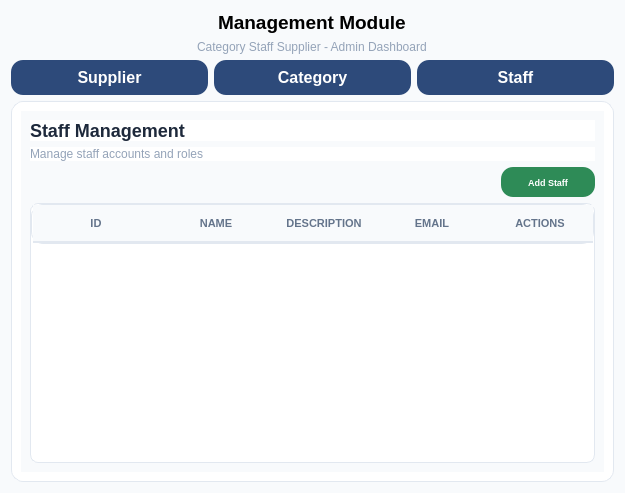
Above: ui/staff.ui from kriitikat/Sajilo-Bazarr before the change. Below: the same form after it.
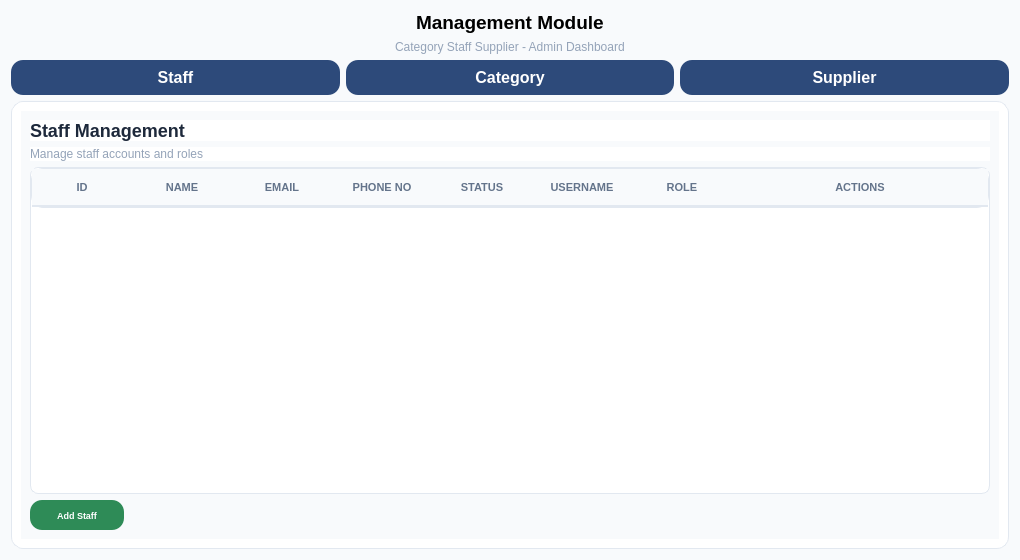
That is the form after the change.

Patch:
```diff
--- a/ui/staff.ui
+++ b/ui/staff.ui
@@ -6,13 +6,13 @@
    <rect>
     <x>0</x>
     <y>0</y>
-    <width>625</width>
-    <height>493</height>
+    <width>1020</width>
+    <height>560</height>
    </rect>
   </property>
   <property name="minimumSize">
    <size>
-    <width>450</width>
+    <width>500</width>
     <height>0</height>
    </size>
   </property>
@@ -26,9 +26,6 @@
   <property name="windowTitle">
    <string>Form</string>
   </property>
-  <property name="layoutDirection">
-   <enum>Qt::LayoutDirection::RightToLeft</enum>
-  </property>
   <property name="autoFillBackground">
    <bool>false</bool>
   </property>
@@ -226,53 +223,8 @@
            </property>
           </widget>
          </item>
-         <item>
-          <widget class="QPushButton" name="addStaffBtn_3">
-           <property name="minimumSize">
-            <size>
-             <width>90</width>
-             <height>30</height>
-            </size>
-           </property>
-           <property name="maximumSize">
-            <size>
-             <width>94</width>
-             <height>30</height>
-            </size>
-           </property>
-           <property name="font">
-            <font>
-             <family>Segoe UI</family>
-             <pointsize>-1</pointsize>
-             <bold>true</bold>
-            </font>
-           </property>
-           <property name="styleSheet">
-            <string notr="true">QPushButton {
-    background-color:#2E8B57;
-    border: none;
-    padding: 8px 16px;
-    color: white;
-    font-weight: bold;
-    border-radius: 12px !important;        /* Smooth, modern rounded corners */
-    font-family: &quot;Segoe UI&quot;, Arial;
-    font-size: 9px;
-}
-QPushButton:hover {
-    color:white;
-    background-color:#0B6623;
-}</string>
-           </property>
-           <property name="text">
-            <string>Add Staff</string>
-           </property>
-          </widget>
-         </item>
          <item>
           <widget class="QTableWidget" name="staffTable_3">
-           <property name="layoutDirection">
-            <enum>Qt::LayoutDirection::RightToLeft</enum>
-           </property>
            <property name="styleSheet">
             <string notr="true">QTableWidget {
     border: 1px solid #e2e8f0;
@@ -289,7 +241,7 @@
 }
 
 QTableWidget::item:selected {
-    background-color: #f0fdf4;
+    background-color: #eff6ff;
     color: #1e293b;
 }
 
@@ -304,8 +256,17 @@
     text-transform: uppercase;
 }</string>
            </property>
+           <property name="editTriggers">
+            <set>QAbstractItemView::EditTrigger::NoEditTriggers</set>
+           </property>
+           <property name="selectionBehavior">
+            <enum>QAbstractItemView::SelectionBehavior::SelectRows</enum>
+           </property>
+           <property name="columnCount">
+            <number>8</number>
+           </property>
            <attribute name="horizontalHeaderMinimumSectionSize">
-            <number>108</number>
+            <number>80</number>
            </attribute>
            <attribute name="horizontalHeaderHighlightSections">
             <bool>false</bool>
@@ -313,22 +274,12 @@
            <attribute name="horizontalHeaderStretchLastSection">
             <bool>true</bool>
            </attribute>
-           <attribute name="verticalHeaderStretchLastSection">
-            <bool>true</bool>
+           <attribute name="verticalHeaderVisible">
+            <bool>false</bool>
            </attribute>
            <column>
             <property name="text">
-             <string>ACTIONS</string>
-            </property>
-           </column>
-           <column>
-            <property name="text">
-             <string>EMAIL</string>
-            </property>
-           </column>
-           <column>
-            <property name="text">
-             <string>DESCRIPTION</string>
+             <string>ID</string>
             </property>
            </column>
            <column>
@@ -338,9 +289,76 @@
            </column>
            <column>
             <property name="text">
-             <string>ID </string>
+             <string>EMAIL</string>
             </property>
            </column>
+           <column>
+            <property name="text">
+             <string>PHONE NO</string>
+            </property>
+           </column>
+           <column>
+            <property name="text">
+             <string>STATUS</string>
+            </property>
+           </column>
+           <column>
+            <property name="text">
+             <string>USERNAME</string>
+            </property>
+           </column>
+           <column>
+            <property name="text">
+             <string>ROLE</string>
+            </property>
+           </column>
+           <column>
+            <property name="text">
+             <string>ACTIONS</string>
+            </property>
+           </column>
+          </widget>
+         </item>
+         <item>
+          <widget class="QPushButton" name="addStaffBtn_3">
+           <property name="minimumSize">
+            <size>
+             <width>90</width>
+             <height>30</height>
+            </size>
+           </property>
+           <property name="maximumSize">
+            <size>
+             <width>94</width>
+             <height>30</height>
+            </size>
+           </property>
+           <property name="font">
+            <font>
+             <family>Segoe UI</family>
+             <pointsize>-1</pointsize>
+             <bold>true</bold>
+            </font>
+           </property>
+           <property name="styleSheet">
+            <string notr="true">QPushButton {
+    background-color: #2E8B57;
+    border: none;
+    padding: 8px 16px;
+    color: white;
+    font-weight: bold;
+    border-radius: 12px;
+    font-family: "Segoe UI", Arial;
+    font-size: 9px;
+}
+QPushButton:hover {
+    color: white;
+    background-color: #0B6623;
+}</string>
+           </property>
+           <property name="text">
+            <string>Add Staff</string>
+           </property>
           </widget>
          </item>
         </layout>
```
Left out of the diff: 24 changed lines with no effect on the pictures.
